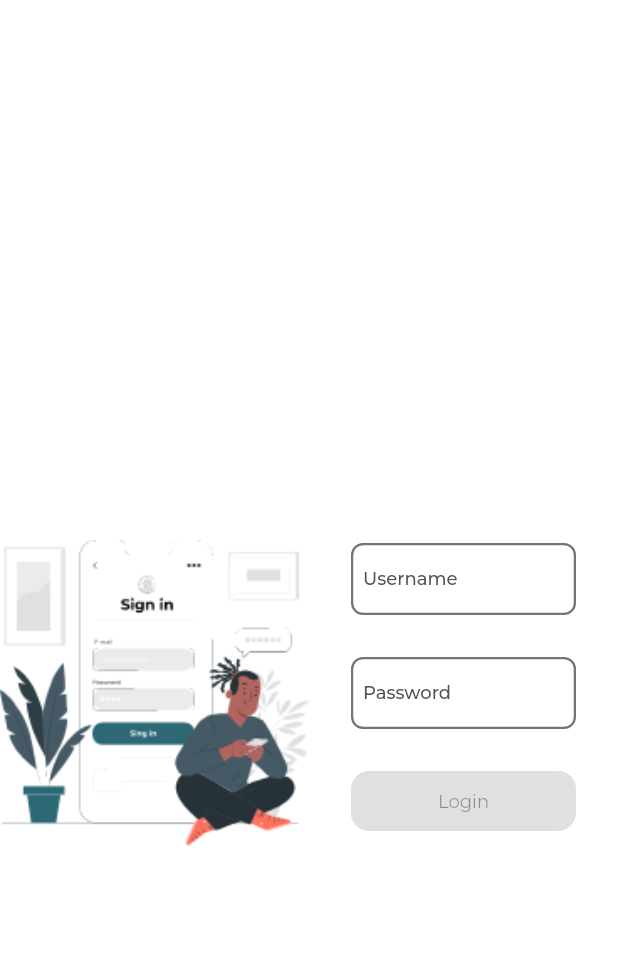
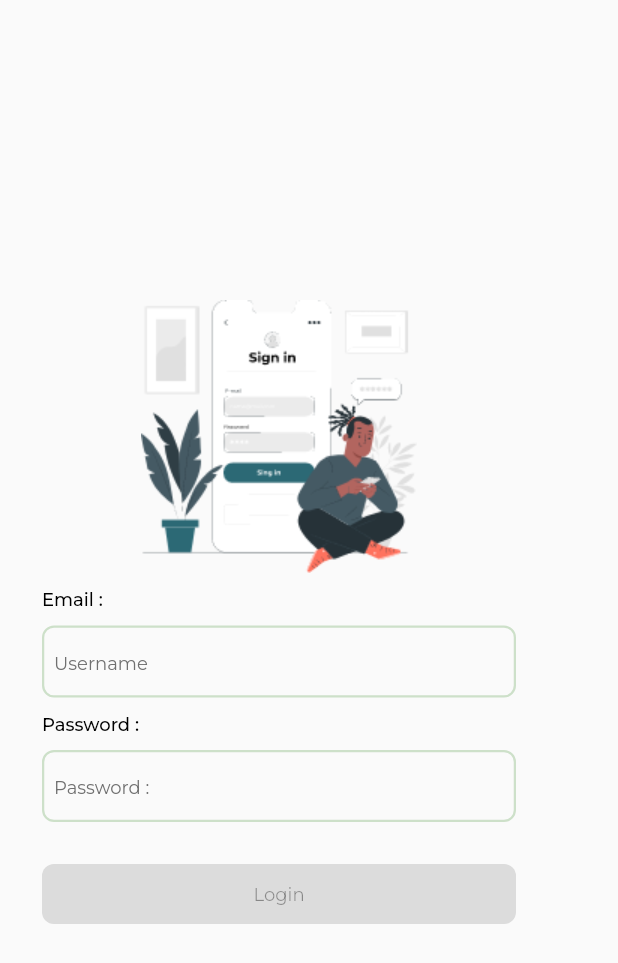
Before and after one commit to youssef607/cma_admin, a Flutter app: the screen it shows after launch, on a phone screen of 412 x 824 dp. Shown: the top 963 px of the screen. Run offline on Flutter 3.47's test engine with Material 2 defaults, Android fonts, the light colour scheme and no system bars; our stand-ins replace dartz, dio, freezed_annotation, get_it, lottie, pretty_dio_logger and 3 more; generated files the repository leaves out were written again.

Commit message:
sign in web

```diff
--- a/lib/app/app.dart
+++ b/lib/app/app.dart
@@ -30,7 +30,7 @@ class _MyAppState extends State<MyApp> {
     return MaterialApp(
       debugShowCheckedModeBanner: false,
       onGenerateRoute: RouteGenerator.getRoute,
-      initialRoute: Routes.loginRoute,
+      initialRoute: Routes.splashRoute,
       theme: getApplicationTheme(),
     );
   }
--- a/lib/presentation/resources/assets_manager.dart
+++ b/lib/presentation/resources/assets_manager.dart
@@ -4,6 +4,7 @@ const String JSON_PATH = "assets/json";
 class ImageAssets {
   static const String signInImageSVG = "$IMAGE_PATH/signIn.svg";
   static const String signInImage = "$IMAGE_PATH/signIn.png";
+  static const String resImage = "$IMAGE_PATH/restaurant.jpg";
 }
 
 class JsonAssets {
--- a/lib/presentation/resources/routes_manager.dart
+++ b/lib/presentation/resources/routes_manager.dart
@@ -3,6 +3,7 @@ import 'package:cma_admin/main.dart';
 import 'package:cma_admin/presentation/home/homeview.dart';
 import 'package:cma_admin/presentation/resources/strings_manager.dart';
 import 'package:cma_admin/presentation/signIn/signIn.dart';
+import 'package:cma_admin/presentation/splash/splash.dart';
 import 'package:cma_admin/presentation/test.dart';
 import 'package:flutter/cupertino.dart';
 import 'package:flutter/material.dart';
@@ -10,6 +11,7 @@ import 'package:flutter/material.dart';
 class Routes {
   static const String homeRoute = "/home";
   static const String loginRoute = "/login";
+  static const String splashRoute = "/splash";
   static const String testRoute = "/test";
 }
 
@@ -22,6 +24,8 @@ class RouteGenerator {
 
       case Routes.homeRoute:
         return CupertinoPageRoute(builder: (_) => HomeView());
+      case Routes.splashRoute:
+        return CupertinoPageRoute(builder: (_) => SplashView());
       case Routes.testRoute:
         return CupertinoPageRoute(builder: (_) => test());
       default:
--- a/lib/presentation/resources/strings_manager.dart
+++ b/lib/presentation/resources/strings_manager.dart
@@ -5,14 +5,14 @@ class AppStrings {
   static const String mobileNumber = "Mobile Number";
   static const String usernameError = "Username is wrong";
   static const String passwordError = "password is wrong";
-  static const String password = "Password";
+  static const String password = "Password :";
   static const String login = "Login";
   static const String forgetPassword = "Forget password";
   static const String registerText = "Not a member ? Sign up";
   static const String loading = "Loading...";
   static const String retry_again = "Retry Again";
   static const String ok = "Ok";
-  static const String emailHint = 'Email';
+  static const String emailHint = 'Email :';
   static const String invalidEmail = "Invalid Email";
   static const String resetPassword = "Reset Password";
   static const String success = "Success";
--- a/lib/presentation/resources/theme_manager.dart
+++ b/lib/presentation/resources/theme_manager.dart
@@ -41,7 +41,7 @@ ThemeData getApplicationTheme() {
               textStyle: getRegularStyle(color: ColorManager.white),
               primary: ColorManager.primary,
               shape: RoundedRectangleBorder(
-                  borderRadius: BorderRadius.circular(AppSize.s12)))),
+                  borderRadius: BorderRadius.circular(AppSize.s8)))),
 
       // Text theme
       textTheme: TextTheme(
@@ -75,14 +75,14 @@ ThemeData getApplicationTheme() {
         // enabled border
         enabledBorder: OutlineInputBorder(
             borderSide:
-                BorderSide(color: ColorManager.grey, width: AppSize.s1_5),
+                BorderSide(color: ColorManager.secondry, width: AppSize.s1_5),
             borderRadius: BorderRadius.all(Radius.circular(AppSize.s8))),
 
         // focused border
         focusedBorder: OutlineInputBorder(
             borderSide:
                 BorderSide(color: ColorManager.primary, width: AppSize.s1_5),
-            borderRadius: BorderRadius.all(Radius.circular(AppSize.s8))),
+            borderRadius: BorderRadius.all(Radius.circular(AppSize.s4))),
 
         // error border
         errorBorder: OutlineInputBorder(
--- a/lib/presentation/resources/values_manager.dart
+++ b/lib/presentation/resources/values_manager.dart
@@ -49,6 +49,8 @@ class AppSize {
   static const double s26 = 26.0;
   static const double s28 = 28.0;
   static const double s30 = 30.0;
+  static const double s33 = 33.0;
+  static const double s35 = 35.0;
   static const double s40 = 40.0;
   static const double s42 = 42.0;
   static const double s43 = 43.0;
--- a/lib/presentation/signIn/signIn.dart
+++ b/lib/presentation/signIn/signIn.dart
@@ -1,12 +1,15 @@
 import 'package:cma_admin/app/app_prefs.dart';
 import 'package:cma_admin/app/constant.dart';
 import 'package:cma_admin/app/di.dart';
+import 'package:cma_admin/app/functions.dart';
 import 'package:cma_admin/domain/model/model.dart';
 import 'package:cma_admin/presentation/common/state_renderer/state_render_impl.dart';
 import 'package:cma_admin/presentation/resources/assets_manager.dart';
 import 'package:cma_admin/presentation/resources/color_manager.dart';
+import 'package:cma_admin/presentation/resources/font_manager.dart';
 import 'package:cma_admin/presentation/resources/routes_manager.dart';
 import 'package:cma_admin/presentation/resources/strings_manager.dart';
+import 'package:cma_admin/presentation/resources/styles_manager.dart';
 import 'package:cma_admin/presentation/resources/values_manager.dart';
 import 'package:cma_admin/presentation/signIn/signIn_view_model.dart';
 import 'package:flutter/material.dart';
@@ -37,26 +40,23 @@ class _SignInViewState extends State<SignInView> {
 
     _viewModel.isUserLoggedInSuccessfullyStreamController.stream.listen((data) {
       SchedulerBinding.instance?.addPostFrameCallback((_) {
-        // SignInData dataa = data;
+        SignInData dataa = data;
+
+        _appPreferences.setUserToken(dataa.token.toString());
+        _appPreferences.setIsUserLoggedIn();
+        _appPreferences.setUserRole(dataa.user!.role);
+        _appPreferences.setCurrentUserId(dataa.user!.id);
+
+        resetModules();
+        if (dataa.user?.role == Constant.BARMAN) {
           Navigator.pushNamedAndRemoveUntil(
               context, Routes.homeRoute, ModalRoute.withName('/'),
               arguments: 0);
-
-        // _appPreferences.setUserToken(dataa.token.toString());
-        // _appPreferences.setIsUserLoggedIn();
-        // _appPreferences.setUserRole(dataa.user!.role);
-        // _appPreferences.setCurrentUserId(dataa.user!.id);
-
-        // resetModules();
-        // if (dataa.user?.role == Constant.BARMAN) {
-        //   Navigator.pushNamedAndRemoveUntil(
-        //       context, Routes.homeRoute, ModalRoute.withName('/'),
-        //       arguments: 0);
-        // } else if ((dataa.user?.role == Constant.WAITER)) {
-        //   Navigator.pushNamedAndRemoveUntil(
-        //       context, Routes.homeRoute, ModalRoute.withName('/'),
-        //       arguments: 0);
-        // }
+        } else if ((dataa.user?.role == Constant.WAITER)) {
+          Navigator.pushNamedAndRemoveUntil(
+              context, Routes.homeRoute, ModalRoute.withName('/'),
+              arguments: 0);
+        }
       });
     });
   }
@@ -76,7 +76,7 @@ class _SignInViewState extends State<SignInView> {
   @override
   Widget build(BuildContext context) {
     return Scaffold(
-      backgroundColor: ColorManager.white,
+      // backgroundColor: ColorManager.white,
       body: StreamBuilder<FlowState>(
         stream: _viewModel.outputState,
         builder: (context, snapshot) {
@@ -92,28 +92,75 @@ class _SignInViewState extends State<SignInView> {
 
   Widget _getContentWidget() {
     return Container(
-        padding: EdgeInsets.only(top: AppPadding.p100),
         child: Row(
       children: [
-            Expanded(
+        !isMobile(context)
+            ? Expanded(
                 flex: 1,
                 child: Image(
                   image: AssetImage(
-                    ImageAssets.signInImage,
+                    ImageAssets.resImage,
                   ),
-                  fit: BoxFit.contain,
-                )),
-            SizedBox(height: AppSize.s28),
+                  fit: BoxFit.fitWidth,
+                ))
+            : SizedBox(height: AppSize.s28),
         Expanded(
           flex: 1,
+          child: Padding(
+            padding: const EdgeInsets.only(right: 40.0),
             child: Column(
               mainAxisAlignment: MainAxisAlignment.center,
               children: [
-                  Center(
-                    child: Form(
+                isMobile(context)
+                    ? Image(
+                        image: AssetImage(ImageAssets.signInImage),
+                        fit: BoxFit.fitHeight,
+                      )
+                    : Container(),
+                Form(
                   key: _formKey,
                   child: Column(
+                    mainAxisAlignment: MainAxisAlignment.start,
+                    crossAxisAlignment: CrossAxisAlignment.start,
                     children: [
+                      Padding(
+                        padding: EdgeInsets.only(
+                            left: AppPadding.p28, right: AppPadding.p28),
+                        child: !isMobile(context)
+                            ? Column(
+                                mainAxisAlignment: MainAxisAlignment.start,
+                                crossAxisAlignment: CrossAxisAlignment.start,
+                                children: [
+                                  Container(
+                                      height: AppSize.s35,
+                                      child: Text(
+                                        "Welcom Admin ",
+                                        style: getBoldStyle(
+                                            color: ColorManager.black,
+                                            fontSize: FontSize.s24),
+                                      )),
+                                  Container(
+                                      height: AppSize.s80,
+                                      child: Text(
+                                        "Login In your account ",
+                                        style: getLightStyle(
+                                            color: ColorManager.lightGrey,
+                                            fontSize: FontSize.s14),
+                                      )),
+                                ],
+                              )
+                            : Container(),
+                      ),
+                      Padding(
+                        padding: EdgeInsets.symmetric(
+                          vertical: AppPadding.p10,
+                          horizontal: AppPadding.p28,
+                        ),
+                        child: Text(
+                          AppStrings.emailHint,
+                          style: getMediumStyle(color: ColorManager.black),
+                        ),
+                      ),
                       Padding(
                         padding: EdgeInsets.only(
                             left: AppPadding.p28, right: AppPadding.p28),
@@ -125,7 +172,6 @@ class _SignInViewState extends State<SignInView> {
                               controller: _userNameController,
                               decoration: InputDecoration(
                                   hintText: AppStrings.username,
-                                      labelText: AppStrings.username,
                                   errorText: (snapshot.data ?? true)
                                       ? null
                                       : AppStrings.usernameError),
@@ -133,7 +179,16 @@ class _SignInViewState extends State<SignInView> {
                           },
                         ),
                       ),
-                          SizedBox(height: AppSize.s28),
+                      Padding(
+                        padding: EdgeInsets.symmetric(
+                          vertical: AppPadding.p10,
+                          horizontal: AppPadding.p28,
+                        ),
+                        child: Text(
+                          AppStrings.password,
+                          style: getMediumStyle(color: ColorManager.black),
+                        ),
+                      ),
                       Padding(
                         padding: EdgeInsets.only(
                             left: AppPadding.p28, right: AppPadding.p28),
@@ -145,7 +200,6 @@ class _SignInViewState extends State<SignInView> {
                               controller: _passwordController,
                               decoration: InputDecoration(
                                   hintText: AppStrings.password,
-                                      labelText: AppStrings.password,
                                   errorText: (snapshot.data ?? true)
                                       ? null
                                       : AppStrings.passwordError),
@@ -161,7 +215,7 @@ class _SignInViewState extends State<SignInView> {
                             stream: _viewModel.outputIsAllInputsValid,
                             builder: (context, snapshot) {
                               return SizedBox(
-                                    width: double.infinity,
+                                width: MediaQuery.of(context).size.width,
                                 height: AppSize.s40,
                                 child: ElevatedButton(
                                     onPressed: (snapshot.data ?? false)
@@ -183,8 +237,8 @@ class _SignInViewState extends State<SignInView> {
                     ],
                   ),
                 ),
+              ],
             ),
-                ],
           ),
         )
       ],
--- a/pubspec.yaml
+++ b/pubspec.yaml
@@ -73,6 +73,7 @@ flutter:
   # To add assets to your application, add an assets section, like this:
   assets:
     - assets/images/signIn.png
+    - assets/images/restaurant.jpg
     - assets/images/signIn.svg
     - assets/json/loading.json
     - assets/json/error.json
```
Also changed, not shown: assets/images/restaurant.jpg (added). Lines whose indentation alone changed are shown as unchanged.
